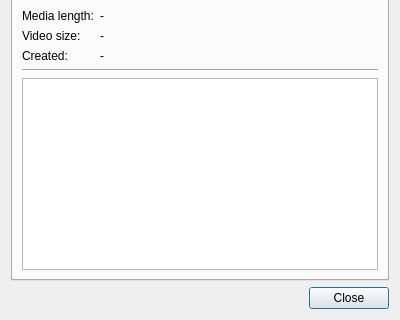
Above: propertieswindow.ui from mpc-qt/mpc-qt before the change; both pictures show x 0 to 400 and y 161 to 481 of the 400 by 481 pixel window. Below: the same form after it.
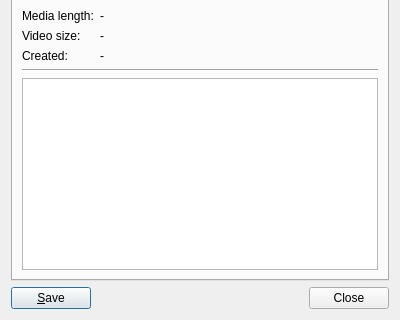
That is the form after the change. The open tabs and pages were chosen to show the change. Icons and pictures are not drawn.

Commit message:
propertieswindow: implement save as functionality
Saves the metadata when possible to save it.

Fixes #119.

The edit to the form file:
```diff
--- a/propertieswindow.ui
+++ b/propertieswindow.ui
@@ -403,6 +403,15 @@
     </widget>
    </item>
    <item>
+    <layout class="QHBoxLayout" name="bottomLayout">
+     <item>
+      <widget class="QPushButton" name="save">
+       <property name="text">
+        <string>&amp;Save</string>
+       </property>
+      </widget>
+     </item>
+     <item>
     <widget class="QDialogButtonBox" name="buttonBox">
      <property name="orientation">
       <enum>Qt::Horizontal</enum>
@@ -411,6 +420,8 @@
       <set>QDialogButtonBox::Close</set>
      </property>
     </widget>
+     </item>
+    </layout>
    </item>
   </layout>
  </widget>
```
Left out of the diff: 2 changed lines with no effect on the pictures. Lines whose indentation alone changed are shown as unchanged. The commit also changes 2 other files.
